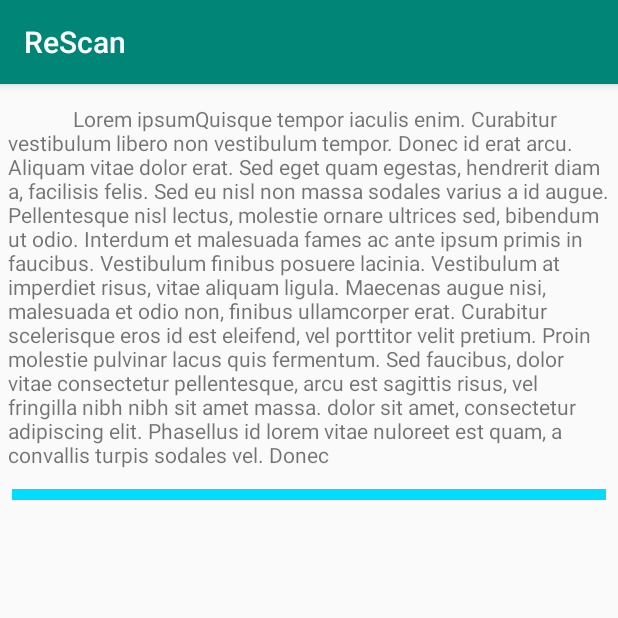
After one commit to nasko25/Barcode, an Android app: the GetMaterialInformationActivity screen opened directly, with no data from a screen before it, on a phone screen of 412 x 824 dp, the top half of it. The commit adds this screen. Run offline under Robolectric (Android 15) with nearby library versions, the phone set to English and light mode, and no system bars.

Commit message:
Added a new activity called on RecycleHistory.

```diff
--- a/app/src/main/AndroidManifest.xml
+++ b/app/src/main/AndroidManifest.xml
@@ -12,7 +12,7 @@
         android:roundIcon="@mipmap/ic_launcher_round"
         android:supportsRtl="true"
         android:theme="@style/AppTheme">
-
+        <activity android:name=".GetMaterialInformationActivity"></activity>
         <!-- add mobile vision dependencies and version to metadata -->
         <meta-data
             android:name="com.google.android.gms.version"
@@ -32,13 +32,12 @@
         </activity>
         <activity
             android:name=".ScanBarcodeActivity"
-            android:label="Scan Barcode">
-        </activity>
+            android:label="Scan Barcode"></activity>
         <activity android:name=".RecycleHistory" />
-        <activity android:name=".RecycleHistoryActivity"
-            android:label="@string/activity_history"
-            />
-        <activity android:name=".Suggest"></activity>
+        <activity
+            android:name=".RecycleHistoryActivity"
+            android:label="@string/activity_history" />
+        <activity android:name=".Suggest" />
     </application>
 
 </manifest>
--- /dev/null
+++ b/app/src/main/java/com/example/atanaspashov/barcode/GetMaterialInformationActivity.java
@@ -0,0 +1,37 @@
+package com.example.atanaspashov.barcode;
+
+import android.support.v7.app.AppCompatActivity;
+import android.os.Bundle;
+import android.widget.LinearLayout;
+import android.widget.TextView;
+
+public class GetMaterialInformationActivity extends AppCompatActivity {
+
+    private TextView barcodeInformation;
+
+    @Override
+    protected void onCreate(Bundle savedInstanceState) {
+        super.onCreate(savedInstanceState);
+        setContentView(R.layout.activity_get_material_information);
+
+        barcodeInformation = findViewById(R.id.barcode_information);
+        LinearLayout.LayoutParams params = new LinearLayout.LayoutParams(LinearLayout.LayoutParams.WRAP_CONTENT, LinearLayout.LayoutParams.WRAP_CONTENT);
+
+        // set the margin of the textbox depending on how much text/characters there is
+        CharSequence barcodeInfo = barcodeInformation.getText();
+        int infoSize = barcodeInfo.length();
+        if (infoSize <= 20) {
+            params.setMargins(8,300,8,8);
+        }
+        else if (infoSize > 20 && infoSize < 100) {
+            params.setMargins(8, 200, 8, 8);
+        }
+        else if (infoSize >= 100 && infoSize < 200) {
+            params.setMargins(8, 50, 8, 8);
+        }
+        else {
+            params.setMargins(8, 20, 8, 8);
+        }
+        barcodeInformation.setLayoutParams(params);
+    }
+}
--- a/app/src/main/java/com/example/atanaspashov/barcode/RecycleHistoryActivity.java
+++ b/app/src/main/java/com/example/atanaspashov/barcode/RecycleHistoryActivity.java
@@ -1,5 +1,6 @@
 package com.example.atanaspashov.barcode;
 
+import android.content.Intent;
 import android.support.v7.app.AppCompatActivity;
 import android.os.Bundle;
 import android.support.v7.widget.LinearLayoutManager;
@@ -48,5 +49,8 @@ public class RecycleHistoryActivity extends AppCompatActivity {
     public void OnClick(View v) {
         // TODO open a new activity with the info for the material, stored as a tag
         Log.w("COW", v.getTag().toString());
+        Intent intent = new Intent(this, GetMaterialInformationActivity.class);
+        intent.putExtra("material", "");
+        startActivityForResult(intent, 0);
     }
 }
--- /dev/null
+++ b/app/src/main/res/layout/activity_get_material_information.xml
@@ -0,0 +1,45 @@
+<?xml version="1.0" encoding="utf-8"?>
+<android.support.constraint.ConstraintLayout xmlns:android="http://schemas.android.com/apk/res/android"
+    xmlns:app="http://schemas.android.com/apk/res-auto"
+    xmlns:tools="http://schemas.android.com/tools"
+    android:layout_width="match_parent"
+    android:layout_height="match_parent"
+    tools:context=".GetMaterialInformationActivity">
+
+    <LinearLayout
+        android:layout_width="match_parent"
+        android:layout_height="match_parent"
+        android:orientation="vertical">
+
+        <TextView
+            android:id="@+id/barcode_information"
+            android:layout_width="wrap_content"
+            android:layout_height="wrap_content"
+            android:layout_marginStart="8dp"
+            android:layout_marginTop="300dp"
+            android:layout_marginEnd="8dp"
+            android:layout_marginBottom="8dp"
+            android:text="@string/testing_huge"
+            app:layout_constraintBottom_toBottomOf="parent"
+            app:layout_constraintEnd_toEndOf="parent"
+            app:layout_constraintStart_toStartOf="parent"
+            app:layout_constraintTop_toTopOf="parent" />
+
+        <View
+            android:id="@+id/view"
+            android:layout_width="wrap_content"
+            android:layout_height="7dp"
+            android:layout_marginStart="8dp"
+            android:layout_marginTop="8dp"
+            android:layout_marginEnd="8dp"
+            android:layout_marginBottom="8dp"
+            android:background="@android:color/holo_blue_bright"
+            app:layout_constraintBottom_toBottomOf="parent"
+            app:layout_constraintEnd_toEndOf="parent"
+            app:layout_constraintHorizontal_bias="0.0"
+            app:layout_constraintStart_toStartOf="parent"
+            app:layout_constraintTop_toTopOf="parent"
+            app:layout_constraintVertical_bias="0.548" />
+    </LinearLayout>
+
+</android.support.constraint.ConstraintLayout>
--- a/app/src/main/res/values/strings.xml
+++ b/app/src/main/res/values/strings.xml
@@ -6,5 +6,5 @@
     <string name="history"> 0 </string>
     <string name="text"> You have no history. Scan more items, and recycle them, and they will appear here. </string>
     <string name="suggest"> Suggest </string>
-
+    <string name="testing_huge"> \t\t\t Lorem ipsumQuisque tempor iaculis enim. Curabitur vestibulum libero non vestibulum tempor. Donec id erat arcu. Aliquam vitae dolor erat. Sed eget quam egestas, hendrerit diam a, facilisis felis. Sed eu nisl non massa sodales varius a id augue. Pellentesque nisl lectus, molestie ornare ultrices sed, bibendum ut odio. Interdum et malesuada fames ac ante ipsum primis in faucibus. Vestibulum finibus posuere lacinia. Vestibulum at imperdiet risus, vitae aliquam ligula. Maecenas augue nisi, malesuada et odio non, finibus ullamcorper erat. Curabitur scelerisque eros id est eleifend, vel porttitor velit pretium. Proin molestie pulvinar lacus quis fermentum. Sed faucibus, dolor vitae consectetur pellentesque, arcu est sagittis risus, vel fringilla nibh nibh sit amet massa.  dolor sit amet, consectetur adipiscing elit. Phasellus id lorem vitae nuloreet est quam, a convallis turpis sodales vel. Donec </string>
 </resources>
```
